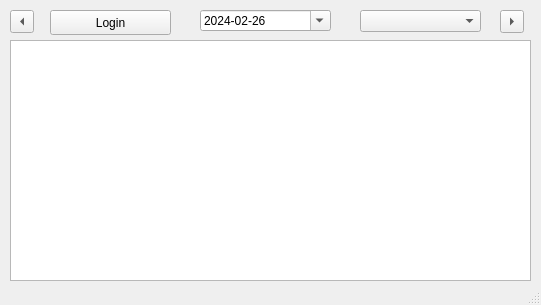
The window that mainwindow.ui (l-koehler/untis-py) describes before a commit, drawn with Qt 5.
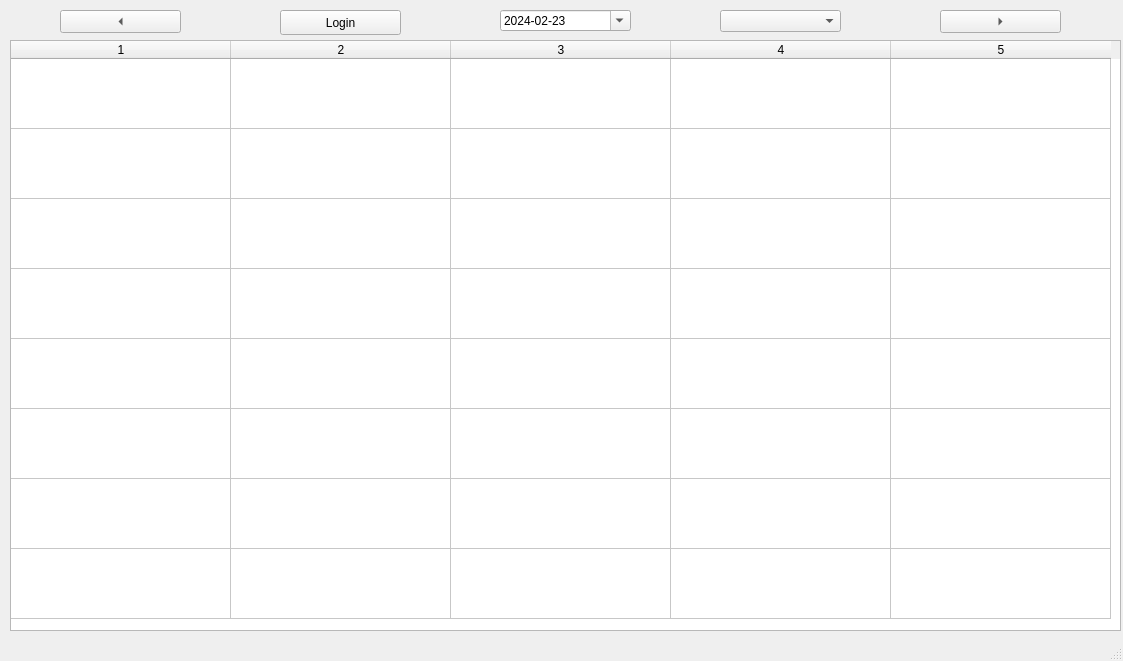
The same window after the commit.

```diff
--- a/mainwindow.ui
+++ b/mainwindow.ui
@@ -6,18 +6,27 @@
    <rect>
     <x>0</x>
     <y>0</y>
-    <width>541</width>
-    <height>305</height>
+    <width>1123</width>
+    <height>661</height>
    </rect>
   </property>
   <property name="windowTitle">
    <string>MainWindow</string>
   </property>
   <widget class="QWidget" name="centralwidget">
+   <property name="sizePolicy">
+    <sizepolicy hsizetype="Expanding" vsizetype="Expanding">
+     <horstretch>0</horstretch>
+     <verstretch>0</verstretch>
+    </sizepolicy>
+   </property>
+   <property name="autoFillBackground">
+    <bool>true</bool>
+   </property>
    <widget class="QPushButton" name="login_btn">
     <property name="geometry">
      <rect>
-      <x>50</x>
+      <x>280</x>
       <y>10</y>
       <width>121</width>
       <height>25</height>
@@ -32,15 +41,58 @@
      <rect>
       <x>10</x>
       <y>40</y>
-      <width>521</width>
-      <height>241</height>
+      <width>1111</width>
+      <height>591</height>
      </rect>
     </property>
+    <property name="autoFillBackground">
+     <bool>true</bool>
+    </property>
+    <property name="sizeAdjustPolicy">
+     <enum>QAbstractScrollArea::AdjustToContents</enum>
+    </property>
+    <property name="rowCount">
+     <number>8</number>
+    </property>
+    <property name="columnCount">
+     <number>5</number>
+    </property>
+    <attribute name="horizontalHeaderCascadingSectionResizes">
+     <bool>false</bool>
+    </attribute>
+    <attribute name="horizontalHeaderMinimumSectionSize">
+     <number>210</number>
+    </attribute>
+    <attribute name="horizontalHeaderDefaultSectionSize">
+     <number>220</number>
+    </attribute>
+    <attribute name="verticalHeaderVisible">
+     <bool>false</bool>
+    </attribute>
+    <attribute name="verticalHeaderMinimumSectionSize">
+     <number>70</number>
+    </attribute>
+    <attribute name="verticalHeaderDefaultSectionSize">
+     <number>70</number>
+    </attribute>
+    <row/>
+    <row/>
+    <row/>
+    <row/>
+    <row/>
+    <row/>
+    <row/>
+    <row/>
+    <column/>
+    <column/>
+    <column/>
+    <column/>
+    <column/>
    </widget>
    <widget class="QDateEdit" name="date_edit">
     <property name="geometry">
      <rect>
-      <x>200</x>
+      <x>500</x>
       <y>10</y>
       <width>131</width>
       <height>21</height>
@@ -56,7 +108,7 @@
       <second>0</second>
       <year>2024</year>
       <month>2</month>
-      <day>26</day>
+      <day>23</day>
      </datetime>
     </property>
     <property name="currentSection">
@@ -75,7 +127,7 @@
    <widget class="QComboBox" name="classes_cb">
     <property name="geometry">
      <rect>
-      <x>360</x>
+      <x>720</x>
       <y>10</y>
       <width>121</width>
       <height>22</height>
@@ -85,9 +137,9 @@
    <widget class="QToolButton" name="prev_btn">
     <property name="geometry">
      <rect>
-      <x>10</x>
+      <x>60</x>
       <y>10</y>
-      <width>24</width>
+      <width>121</width>
       <height>23</height>
      </rect>
     </property>
@@ -101,9 +153,9 @@
    <widget class="QToolButton" name="next_btn">
     <property name="geometry">
      <rect>
-      <x>500</x>
+      <x>940</x>
       <y>10</y>
-      <width>24</width>
+      <width>121</width>
       <height>23</height>
      </rect>
     </property>
```
Left out of the diff: 2 changed lines with no effect on the pictures.
